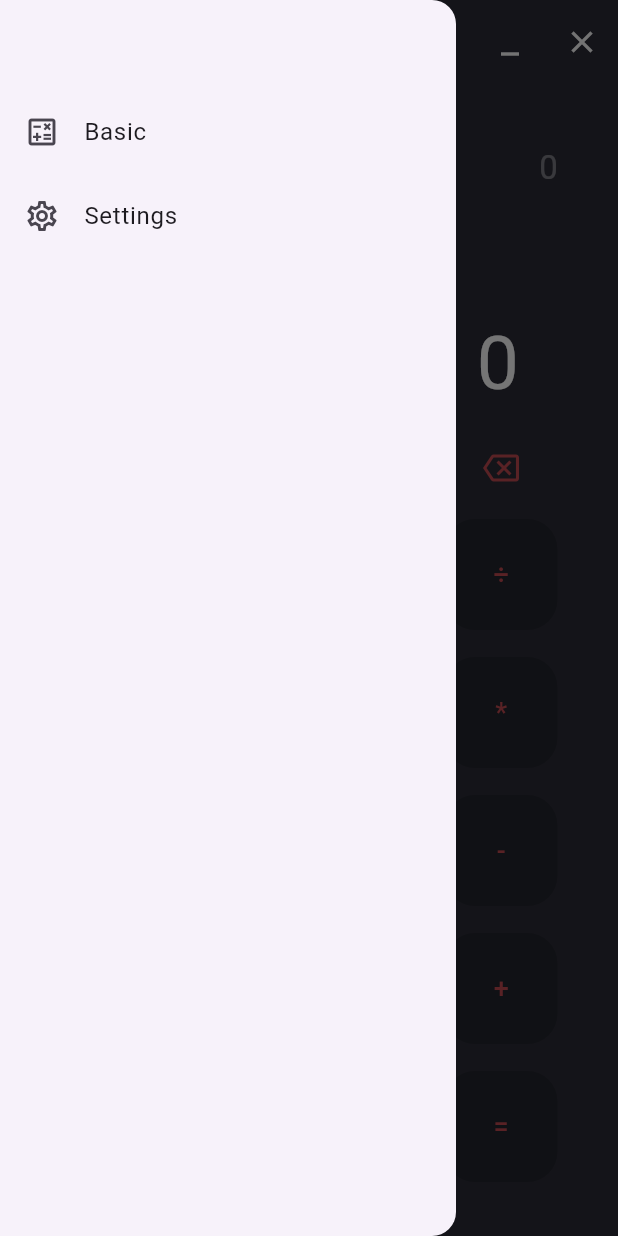
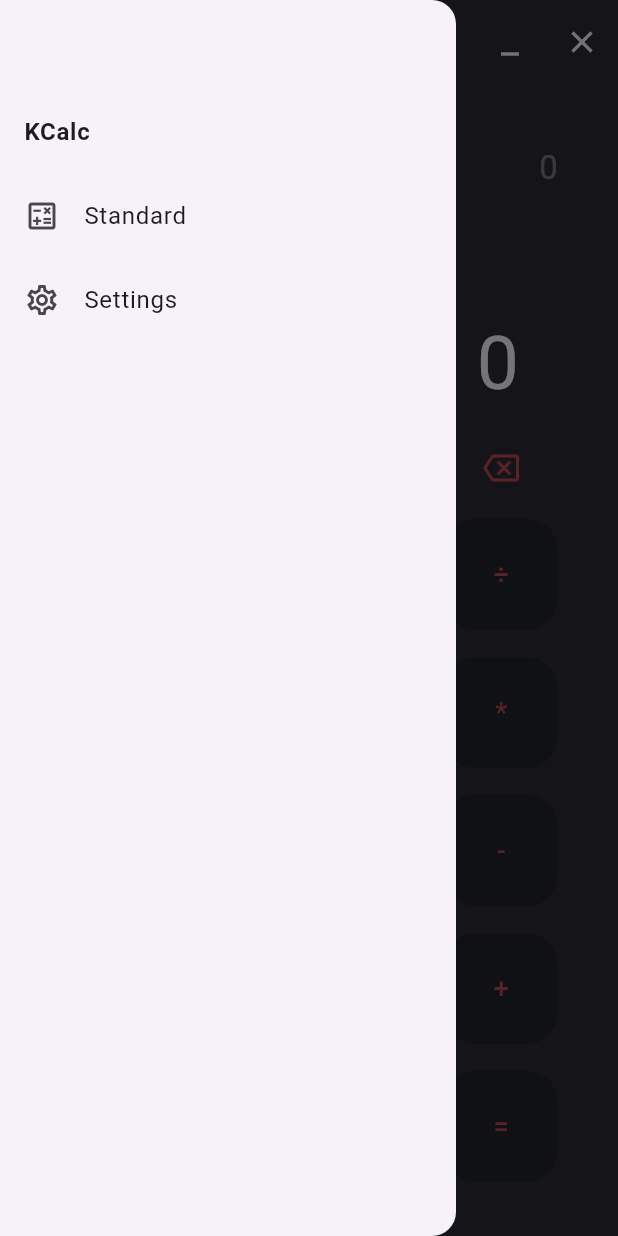
Before and after one commit to rjcalifornia/KCalc, a Flutter app: the screen it shows after launch, with the side drawer open, on a phone screen of 412 x 824 dp. Run offline on Flutter 3.47's test engine with Material 3 defaults, Android fonts, the phone set to English and light mode, and no system bars; our stand-ins replace google_fonts, math_expressions; missing offline and left inert: window_manager; Roboto replaces fonts that are missing (RaleWay); statements that could not run were skipped.

Commit message:
Changes to be committed: 	modified:   lib/ui/screens/home.dart 	modified:   lib/ui/screens/settings.dart

```diff
--- a/lib/ui/screens/home.dart
+++ b/lib/ui/screens/home.dart
@@ -79,8 +79,13 @@ class _HomeScreenState extends State<HomeScreen> {
                   const SizedBox(
                     height: 60,
                   ),
+                  const ListTile(
+                      title: Text(
+                    'KCalc',
+                    style: TextStyle(fontWeight: FontWeight.bold),
+                  )),
                   ListTile(
-                    title: const Text('Basic'),
+                    title: const Text('Standard'),
                     leading: GestureDetector(
                       child: const Icon(Icons.calculate_outlined),
                     ),
```
Also changed, not shown: lib/ui/screens/settings.dart (+38 -1 lines).
